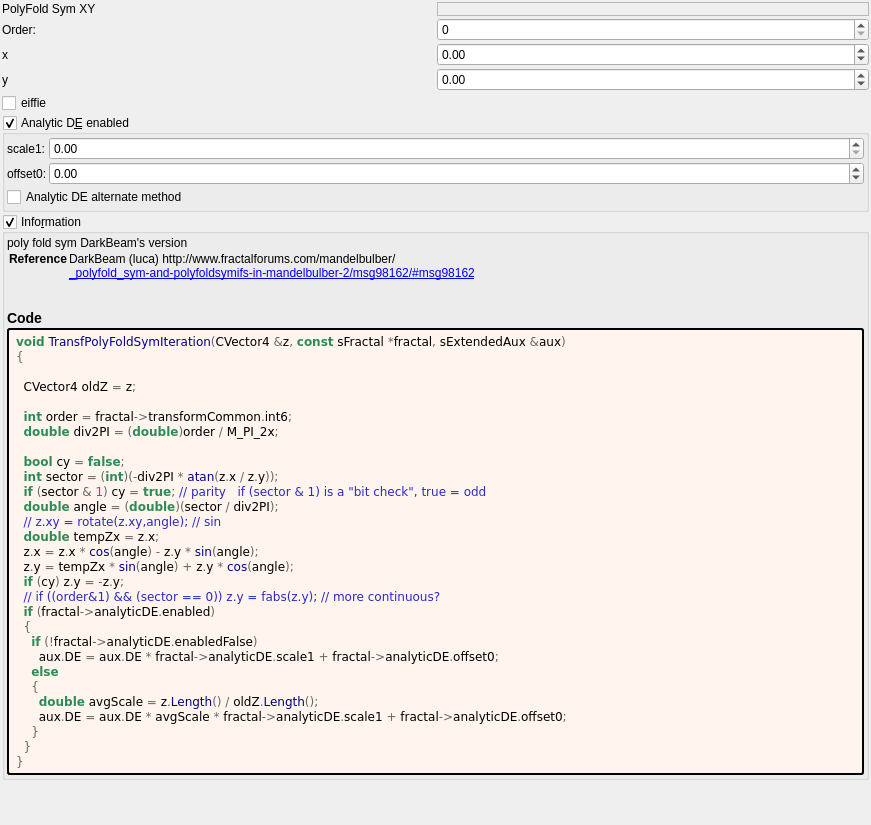
buddhi1980/mandelbulber2, file mandelbulber2/formula/ui/transf_poly_fold_sym.ui: the form before one commit.
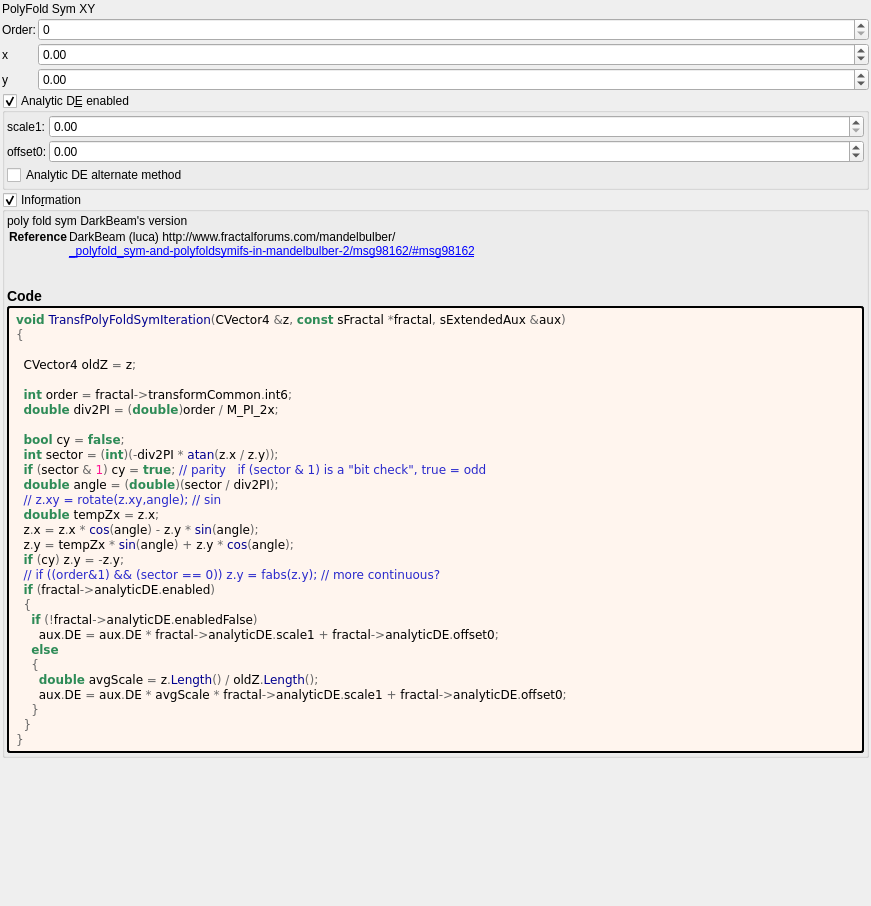
The form after the commit. Custom widgets are drawn as their Qt base class.

Diff of the .ui file:
```diff
--- a/mandelbulber2/formula/ui/transf_poly_fold_sym.ui
+++ b/mandelbulber2/formula/ui/transf_poly_fold_sym.ui
@@ -7,7 +7,7 @@
     <x>0</x>
     <y>0</y>
     <width>871</width>
-    <height>825</height>
+    <height>906</height>
    </rect>
   </property>
   <property name="windowTitle">
@@ -30,7 +30,7 @@
     <number>2</number>
    </property>
    <item>
-    <layout class="QGridLayout" name="gridLayout" columnstretch="0,0">
+    <layout class="QGridLayout" name="gridLayout" columnstretch="0,1">
      <property name="spacing">
       <number>2</number>
      </property>
@@ -82,13 +82,6 @@
        </property>
       </widget>
      </item>
-     <item row="0" column="0">
-      <widget class="QLabel" name="label_142">
-       <property name="text">
-        <string>PolyFold Sym XY</string>
-       </property>
-      </widget>
-     </item>
      <item row="2" column="0">
       <widget class="QLabel" name="label_145">
        <property name="text">
@@ -103,16 +96,6 @@
        </property>
       </widget>
      </item>
-     <item row="0" column="1">
-      <widget class="QFrame" name="frame">
-       <property name="frameShape">
-        <enum>QFrame::StyledPanel</enum>
-       </property>
-       <property name="frameShadow">
-        <enum>QFrame::Raised</enum>
-       </property>
-      </widget>
-     </item>
      <item row="3" column="1">
       <widget class="MyDoubleSpinBox" name="spinbox_transf_offsetA_0">
        <property name="sizePolicy">
@@ -141,10 +124,10 @@
        </property>
       </widget>
      </item>
-     <item row="4" column="0">
-      <widget class="MyCheckBox" name="checkBox_transf_function_enabled_false">
+     <item row="0" column="0" colspan="2">
+      <widget class="QLabel" name="label_142">
        <property name="text">
-        <string notr="true">eiffie</string>
+        <string>PolyFold Sym XY</string>
        </property>
       </widget>
      </item>
```
